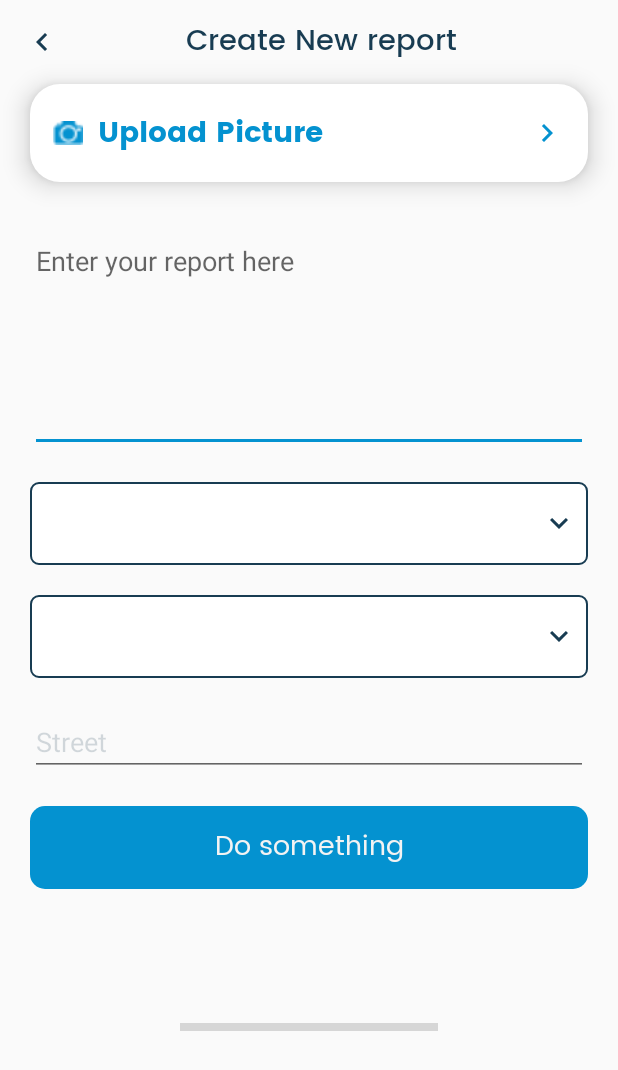
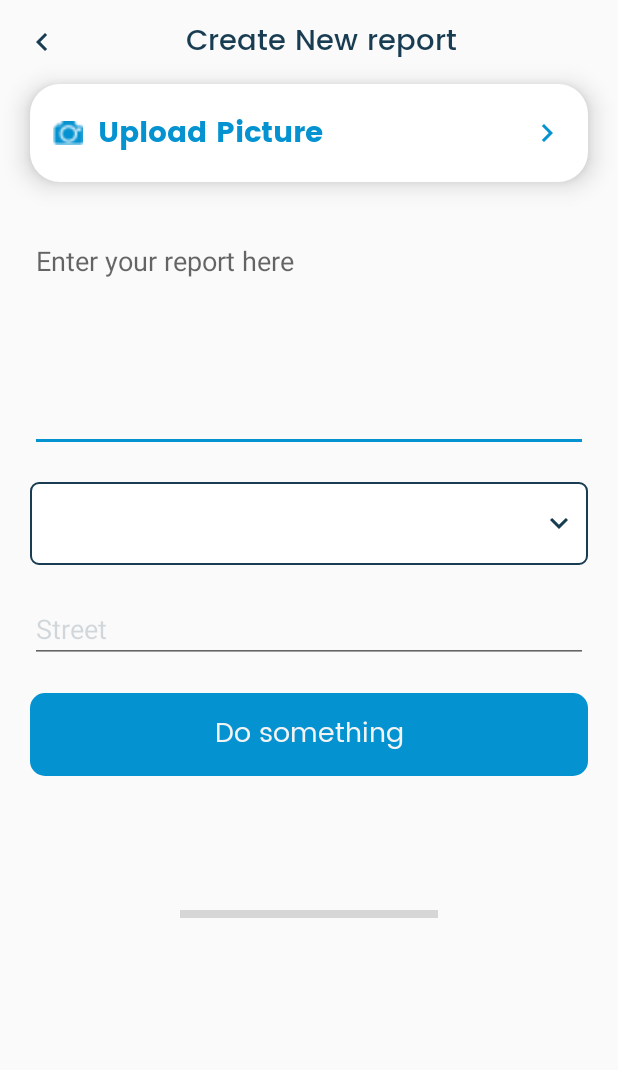
Before and after one commit to darothub/AndroidTemplate, an Android app: the layout fragment_report_upload.xml on its own in the app's theme, with its tools: preview values and no code run, on a phone screen of 412 x 824 dp. Shown: the top 1070 px of the screen. Run offline under Robolectric (Android 15) with nearby library versions, the light colour scheme and no system bars; plain views replace AwesomeTextInputLayout, ProgressView; grey boxes are pictures that could not be loaded.

Commit message:
added user can add report successfully

```diff
--- a/app/build.gradle
+++ b/app/build.gradle
@@ -106,6 +106,9 @@ dependencies {
     //Dexter permission
     implementation 'com.karumi:dexter:6.1.0'
 
+    //Cloudinary
+    implementation group: 'com.cloudinary', name: 'cloudinary-android', version: '1.27.0'
+
 
 
 
--- a/app/src/main/AndroidManifest.xml
+++ b/app/src/main/AndroidManifest.xml
@@ -16,6 +16,9 @@
         android:roundIcon="@mipmap/ic_launcher_round"
         android:supportsRtl="true"
         android:theme="@style/AppTheme.NoActionBar">
+        <meta-data
+            android:name="CLOUDINARY_URL"
+            android:value="@string/cloudinary_url" />
         <provider
             android:name="androidx.core.content.FileProvider"
             android:authorities="com.anapfoundation.covid_19volunteerapp.android.fileprovider"
--- a/app/src/main/java/com/anapfoundation/covid_19volunteerapp/data/repositories/auth/AuthRequestRepository.kt
+++ b/app/src/main/java/com/anapfoundation/covid_19volunteerapp/data/repositories/auth/AuthRequestRepository.kt
@@ -2,6 +2,7 @@ package com.anapfoundation.covid_19volunteerapp.data.repositories.auth
 
 import com.anapfoundation.covid_19volunteerapp.model.Data
 import com.anapfoundation.covid_19volunteerapp.model.Report
+import com.anapfoundation.covid_19volunteerapp.model.StatesList
 import com.anapfoundation.covid_19volunteerapp.model.TopicData
 import com.anapfoundation.covid_19volunteerapp.model.servicesmodel.ServiceResult
 import com.anapfoundation.covid_19volunteerapp.network.auth.AuthRequestInterface
@@ -28,5 +29,9 @@ class AuthRequestRepository @Inject constructor(val authApiRequests: AuthApiRequ
         return authApiRequests.getRating(topicID, header)
     }
 
+    override fun getStates(header: String): Call<StatesList> {
+        return authApiRequests.getStates(header)
+    }
+
 
 }
--- a/app/src/main/java/com/anapfoundation/covid_19volunteerapp/network/auth/AuthRequestInterface.kt
+++ b/app/src/main/java/com/anapfoundation/covid_19volunteerapp/network/auth/AuthRequestInterface.kt
@@ -1,6 +1,7 @@
 package com.anapfoundation.covid_19volunteerapp.network.auth
 
 import com.anapfoundation.covid_19volunteerapp.model.Report
+import com.anapfoundation.covid_19volunteerapp.model.StatesList
 import com.anapfoundation.covid_19volunteerapp.model.TopicData
 import com.anapfoundation.covid_19volunteerapp.model.servicesmodel.ServiceResult
 import retrofit2.Call
@@ -17,4 +18,6 @@ interface AuthRequestInterface {
     fun getTopic(header: String): Call<TopicData>
 
     fun getRating(topicID:String, header: String): Call<TopicData>
+
+    fun getStates(header: String): Call<StatesList>
 }
--- a/app/src/main/java/com/anapfoundation/covid_19volunteerapp/services/authservices/AuthApiRequests.kt
+++ b/app/src/main/java/com/anapfoundation/covid_19volunteerapp/services/authservices/AuthApiRequests.kt
@@ -1,6 +1,7 @@
 package com.anapfoundation.covid_19volunteerapp.services.authservices
 
 import com.anapfoundation.covid_19volunteerapp.model.Report
+import com.anapfoundation.covid_19volunteerapp.model.StatesList
 import com.anapfoundation.covid_19volunteerapp.model.TopicData
 import com.anapfoundation.covid_19volunteerapp.model.servicesmodel.ServiceResult
 import retrofit2.Call
@@ -20,4 +21,7 @@ interface AuthApiRequests {
 
     @GET("topics/ratings/{topicID}")
     fun getRating(@Path("topicID") topicID:String, @Header("Authorization") header:String): Call<TopicData>
+
+    @GET("states")
+    fun getStates(@Header("Authorization") header:String): Call<StatesList>
 }
--- a/app/src/main/res/layout/fragment_report_upload.xml
+++ b/app/src/main/res/layout/fragment_report_upload.xml
@@ -150,22 +150,22 @@
             android:popupTheme="@style/AppThemeActivity"
             app:layout_constraintTop_toBottomOf="@id/reportDetailField"
             />
-        <Spinner
-            android:id="@+id/reportUploadLGA"
-            android:layout_width="match_parent"
-            android:background="@drawable/spinner_backgrnd"
-            android:layout_height="55dp"
-            android:gravity="left|center"
-            android:hint="@string/lga"
-            android:padding="10dp"
-            android:layout_marginLeft="@dimen/normal_margin"
-            android:layout_marginRight="@dimen/normal_margin"
-            style="@style/CustomEditTextStyle"
-            android:textColor="@color/colorPrimaryDark"
-            android:textColorHint="@color/colorTextHint"
-            android:textSize="16sp"
-            app:layout_constraintTop_toBottomOf="@id/reportUploadState"
-            />
+<!--        <Spinner-->
+<!--            android:id="@+id/reportUploadLGA"-->
+<!--            android:layout_width="match_parent"-->
+<!--            android:background="@drawable/spinner_backgrnd"-->
+<!--            android:layout_height="55dp"-->
+<!--            android:gravity="left|center"-->
+<!--            android:hint="@string/lga"-->
+<!--            android:padding="10dp"-->
+<!--            android:layout_marginLeft="@dimen/normal_margin"-->
+<!--            android:layout_marginRight="@dimen/normal_margin"-->
+<!--            style="@style/CustomEditTextStyle"-->
+<!--            android:textColor="@color/colorPrimaryDark"-->
+<!--            android:textColorHint="@color/colorTextHint"-->
+<!--            android:textSize="16sp"-->
+<!--            app:layout_constraintTop_toBottomOf="@id/reportUploadState"-->
+<!--            />-->
         <ss.anoop.awesometextinputlayout.AwesomeTextInputLayout
             android:id="@+id/reportUploadTown"
             android:layout_width="match_parent"
@@ -176,7 +176,7 @@
             app:borderColor="@color/colorPrimaryDark"
             app:layout_constraintEnd_toEndOf="parent"
             app:layout_constraintStart_toStartOf="parent"
-            app:layout_constraintTop_toBottomOf="@id/reportUploadLGA">
+            app:layout_constraintTop_toBottomOf="@id/reportUploadState">
 
             <EditText
                 android:layout_width="match_parent"
--- a/app/src/main/res/values/strings.xml
+++ b/app/src/main/res/values/strings.xml
@@ -116,6 +116,7 @@
     <string name="successful">Successful</string>
     <string name="done">Done</string>
     <string name="pick_one_rating">Only one rating is allowed</string>
+    <string name="cloudinary_url">cloudinary://841314333535362:Gu1v12wvYgbg7EHsjN45x9dt0dM@carflux</string>
 
 
 </resources>
```
Also changed, not shown: app/src/main/java/com/anapfoundation/covid_19volunteerapp/data/viewmodel/auth/AuthViewModel.kt (+24 -0 lines), app/src/main/java/com/anapfoundation/covid_19volunteerapp/model/States.kt (added, +27 -0 lines), app/src/main/java/com/anapfoundation/covid_19volunteerapp/ui/CreateReportFragment.kt (+5 -3 lines), app/src/main/java/com/anapfoundation/covid_19volunteerapp/ui/ReportUploadFragment.kt (+75 -18 lines).
